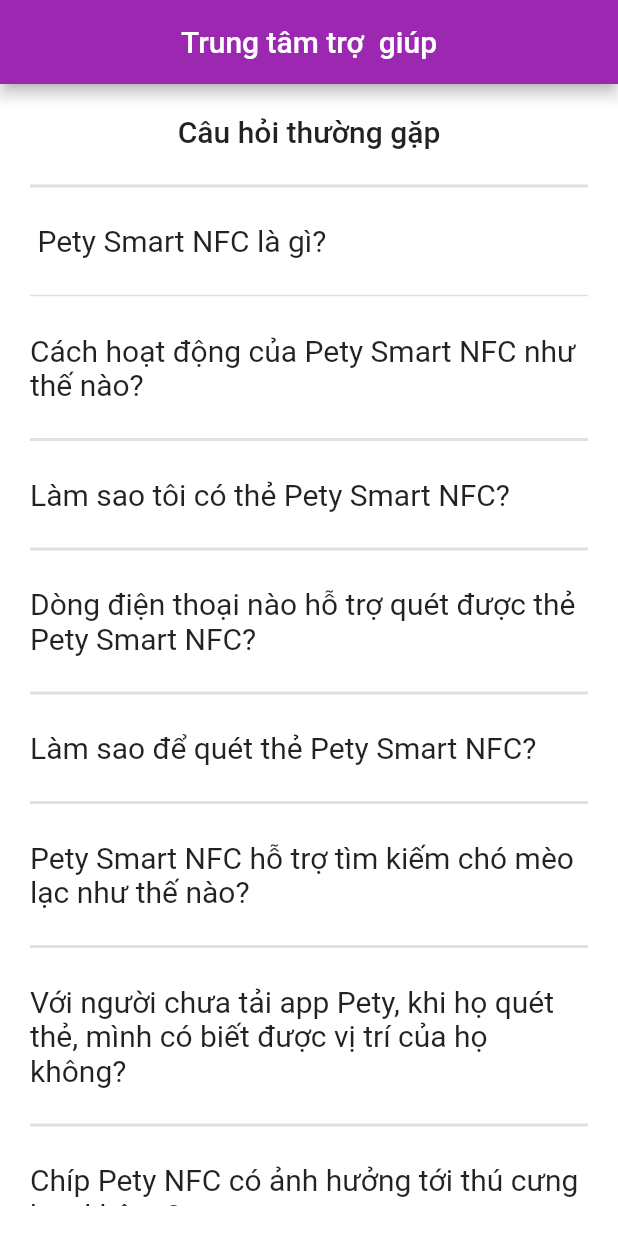
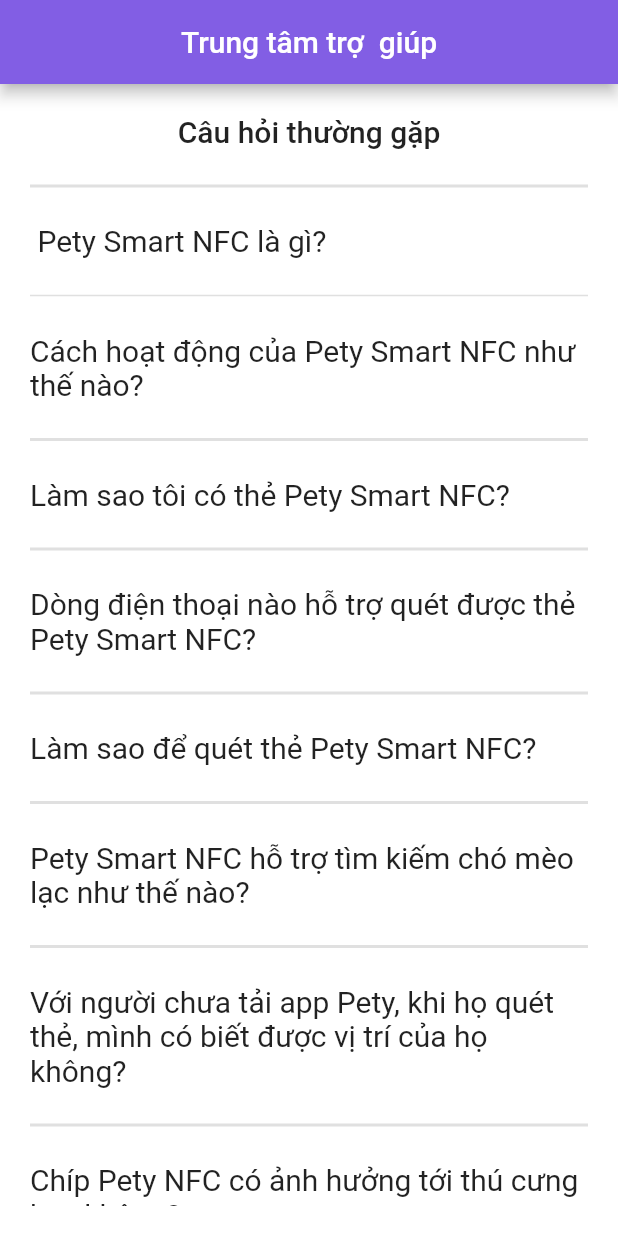
Before and after one commit to khanhpl/Pegoda, a Flutter app: the QuestionBox screen opened directly, on a phone screen of 412 x 824 dp. Run offline on Flutter 3.47's test engine with Material 2 defaults, Android fonts, the phone set to English and light mode, and no system bars; our stand-ins replace carousel_pro, convex_bottom_bar, flutter_rating_bar, image_picker.

Commit message:
minifit question

```diff
--- a/Pegoda Mobile/Pegoda/lib/main.dart
+++ b/Pegoda Mobile/Pegoda/lib/main.dart
@@ -4,6 +4,7 @@ import 'package:pegoda/screens/customer/cus_account/cus_app_infor_screen.dart';
 import 'package:pegoda/screens/customer/cus_account/cus_app_setting_screen.dart';
 import 'package:pegoda/screens/customer/cus_account/cus_personal_setting_screen.dart';
 import 'package:pegoda/screens/customer/cus_account/order_history_screen.dart';
+import 'package:pegoda/screens/customer/cus_main/questions_screen.dart';
 import 'package:pegoda/screens/customer/notification/notification_screen.dart';
 import 'package:pegoda/screens/customer/search/search_screen.dart';
 import 'package:pegoda/screens/welcome/confirm_code_screen.dart';
@@ -32,7 +33,8 @@ void main() {
         '/personalSettingScreen': (context) => PersonalSettingScreen(),
         '/orderHistoryScreen': (context) => OrderHistoryScreen(),
         '/appInforScreen': (context) => AppInforScreen(),
-        '/appSettingScreen': (context) => AppSettingScreen()
+        '/appSettingScreen': (context) => AppSettingScreen(),
+        '/questionScreen': (context) => QuestionsScreen(),
 
 
 
--- a/Pegoda Mobile/Pegoda/lib/screens/customer/cus_main/cus_home_screen.dart
+++ b/Pegoda Mobile/Pegoda/lib/screens/customer/cus_main/cus_home_screen.dart
@@ -181,7 +181,9 @@ class _CusHomeScreenState extends State<CusHomeScreen> {
                         children: [
                           Container(
                             child: ElevatedButton(
-                              onPressed: () {},
+                              onPressed: () {
+                                Navigator.pushNamed(context, '/questionScreen');
+                              },
                               child: Icon(
                                 Icons.question_answer,
                                 size: _pageWidth * 0.3 * 0.33,
--- a/Pegoda Mobile/Pegoda/lib/screens/welcome/questions_screen.dart
+++ b/Pegoda Mobile/Pegoda/lib/screens/customer/cus_main/questions_screen.dart
@@ -25,7 +25,7 @@ class QuestionBox extends StatelessWidget {
           title: const Text('Trung tâm trợ  giúp'),
           automaticallyImplyLeading: true,
           centerTitle: true,
-          backgroundColor: Colors.purple,
+          backgroundColor: Color(0xff825ee4),
         ),
         body: Container(
           color: Colors.white,
```
Also changed, not shown: Pegoda Mobile/Pegoda/pubspec.lock.
